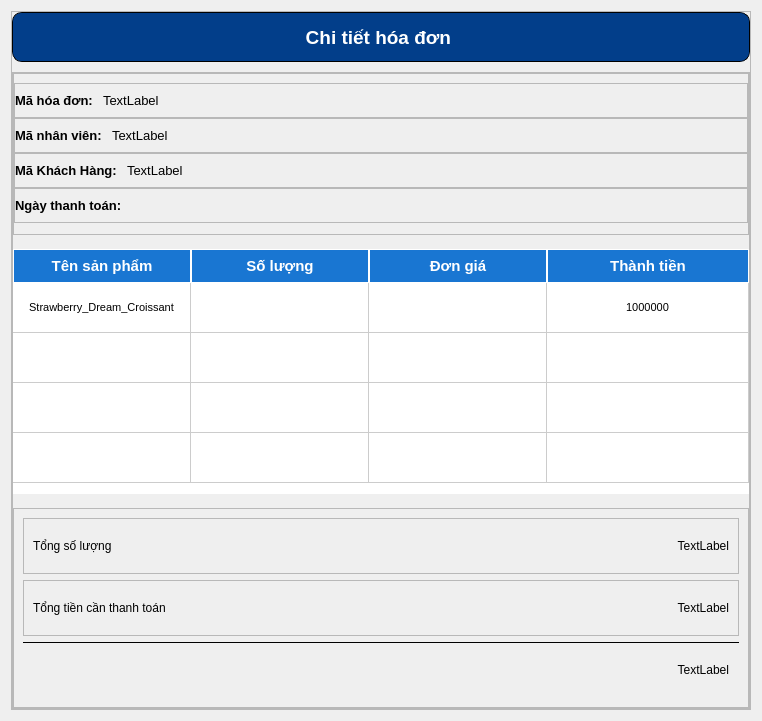
Above: UI/forms/employee/invoice_detail.ui from yuukun123/bakery-management-system before the change. Below: the same form after it.
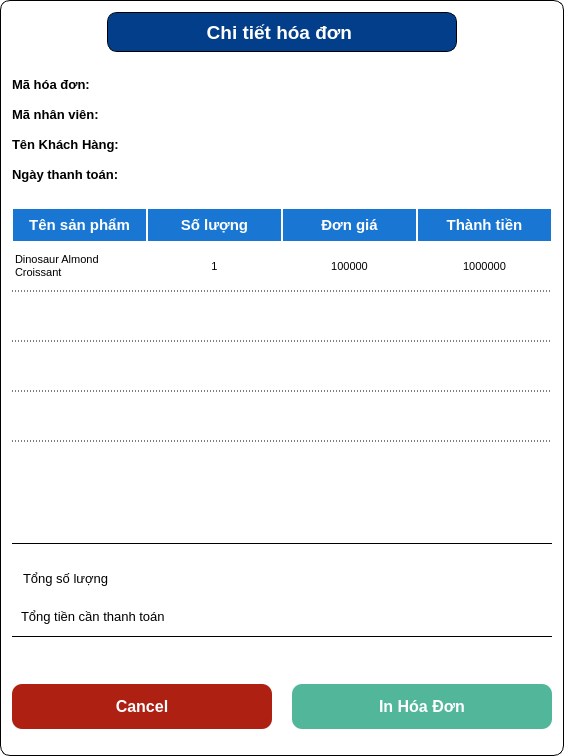
That is the form after the change.

```diff
--- a/UI/forms/employee/invoice_detail.ui
+++ b/UI/forms/employee/invoice_detail.ui
@@ -1,21 +1,41 @@
 <?xml version="1.0" encoding="UTF-8"?>
 <ui version="4.0">
- <class>Form</class>
- <widget class="QWidget" name="Form">
+ <class>invoice_detail</class>
+ <widget class="QWidget" name="invoice_detail">
   <property name="geometry">
    <rect>
     <x>0</x>
     <y>0</y>
-    <width>762</width>
-    <height>721</height>
+    <width>540</width>
+    <height>756</height>
    </rect>
   </property>
   <property name="windowTitle">
    <string>Form</string>
   </property>
+  <property name="styleSheet">
+   <string notr="true">background-color: rgb(255, 255, 255);
+border: none;
+border-radius: 10px;</string>
+  </property>
   <layout class="QVBoxLayout" name="verticalLayout">
+   <property name="leftMargin">
+    <number>0</number>
+   </property>
+   <property name="topMargin">
+    <number>0</number>
+   </property>
+   <property name="rightMargin">
+    <number>0</number>
+   </property>
+   <property name="bottomMargin">
+    <number>0</number>
+   </property>
    <item>
     <widget class="QFrame" name="frame">
+     <property name="styleSheet">
+      <string notr="true">border: 1px solid rgb(0, 0, 0)</string>
+     </property>
      <property name="frameShape">
       <enum>QFrame::StyledPanel</enum>
      </property>
@@ -27,18 +47,18 @@
        <number>10</number>
       </property>
       <property name="leftMargin">
-       <number>0</number>
+       <number>11</number>
       </property>
       <property name="topMargin">
-       <number>0</number>
+       <number>11</number>
       </property>
       <property name="rightMargin">
-       <number>0</number>
+       <number>11</number>
       </property>
       <property name="bottomMargin">
-       <number>0</number>
+       <number>11</number>
       </property>
-      <item>
+      <item alignment="Qt::AlignHCenter">
        <widget class="QFrame" name="frame_2">
         <property name="sizePolicy">
          <sizepolicy hsizetype="Preferred" vsizetype="Maximum">
@@ -48,14 +68,14 @@
         </property>
         <property name="minimumSize">
          <size>
-          <width>0</width>
-          <height>50</height>
+          <width>350</width>
+          <height>40</height>
          </size>
         </property>
         <property name="maximumSize">
          <size>
           <width>16777215</width>
-          <height>50</height>
+          <height>40</height>
          </size>
         </property>
         <property name="styleSheet">
@@ -88,6 +108,12 @@
          </property>
          <item>
           <widget class="QLabel" name="invoice_id_header">
+           <property name="minimumSize">
+            <size>
+             <width>300</width>
+             <height>0</height>
+            </size>
+           </property>
            <property name="font">
             <font>
              <pointsize>14</pointsize>
@@ -111,6 +137,9 @@
       </item>
       <item>
        <widget class="QFrame" name="frame_3">
+        <property name="styleSheet">
+         <string notr="true">border: none;</string>
+        </property>
         <property name="frameShape">
          <enum>QFrame::StyledPanel</enum>
         </property>
@@ -119,7 +148,7 @@
         </property>
         <layout class="QVBoxLayout" name="verticalLayout_3">
          <property name="spacing">
-          <number>14</number>
+          <number>15</number>
          </property>
          <property name="leftMargin">
           <number>0</number>
@@ -136,7 +165,8 @@
          <item>
           <widget class="QFrame" name="frame_4">
            <property name="styleSheet">
-            <string notr="true">border-bottom: 1px solid rgb(0, 0, 0);</string>
+            <string notr="true">border-bottom: 1px solid rgb(0, 0, 0);
+border: none;</string>
            </property>
            <property name="frameShape">
             <enum>QFrame::StyledPanel</enum>
@@ -146,11 +176,14 @@
            </property>
            <layout class="QVBoxLayout" name="verticalLayout_4">
             <property name="spacing">
-             <number>0</number>
+             <number>15</number>
             </property>
             <property name="leftMargin">
              <number>0</number>
             </property>
+            <property name="topMargin">
+             <number>15</number>
+            </property>
             <property name="rightMargin">
              <number>0</number>
             </property>
@@ -159,6 +192,9 @@
             </property>
             <item>
              <widget class="QFrame" name="frame_9">
+              <property name="styleSheet">
+               <string notr="true">border: none;</string>
+              </property>
               <property name="frameShape">
                <enum>QFrame::StyledPanel</enum>
               </property>
@@ -169,9 +205,15 @@
                <property name="leftMargin">
                 <number>0</number>
                </property>
+               <property name="topMargin">
+                <number>0</number>
+               </property>
                <property name="rightMargin">
                 <number>0</number>
                </property>
+               <property name="bottomMargin">
+                <number>0</number>
+               </property>
                <item alignment="Qt::AlignLeft">
                 <widget class="QLabel" name="label">
                  <property name="font">
@@ -200,7 +242,7 @@
                   </font>
                  </property>
                  <property name="text">
-                  <string>TextLabel</string>
+                  <string/>
                  </property>
                 </widget>
                </item>
@@ -209,6 +251,9 @@
             </item>
             <item>
              <widget class="QFrame" name="frame_10">
+              <property name="styleSheet">
+               <string notr="true">border: none;</string>
+              </property>
               <property name="frameShape">
                <enum>QFrame::StyledPanel</enum>
               </property>
@@ -219,9 +264,15 @@
                <property name="leftMargin">
                 <number>0</number>
                </property>
+               <property name="topMargin">
+                <number>0</number>
+               </property>
                <property name="rightMargin">
                 <number>0</number>
                </property>
+               <property name="bottomMargin">
+                <number>0</number>
+               </property>
                <item alignment="Qt::AlignLeft">
                 <widget class="QLabel" name="label_2">
                  <property name="font">
@@ -250,7 +301,7 @@
                   </font>
                  </property>
                  <property name="text">
-                  <string>TextLabel</string>
+                  <string/>
                  </property>
                 </widget>
                </item>
@@ -259,6 +310,9 @@
             </item>
             <item>
              <widget class="QFrame" name="frame_11">
+              <property name="styleSheet">
+               <string notr="true">border: none;</string>
+              </property>
               <property name="frameShape">
                <enum>QFrame::StyledPanel</enum>
               </property>
@@ -269,9 +323,15 @@
                <property name="leftMargin">
                 <number>0</number>
                </property>
+               <property name="topMargin">
+                <number>0</number>
+               </property>
                <property name="rightMargin">
                 <number>0</number>
                </property>
+               <property name="bottomMargin">
+                <number>0</number>
+               </property>
                <item alignment="Qt::AlignLeft">
                 <widget class="QLabel" name="label_3">
                  <property name="font">
@@ -282,12 +342,12 @@
                   </font>
                  </property>
                  <property name="text">
-                  <string>Mã Khách Hàng: </string>
+                  <string>Tên Khách Hàng: </string>
                  </property>
                 </widget>
                </item>
                <item>
-                <widget class="QLabel" name="customer_id_label">
+                <widget class="QLabel" name="customer_name_label">
                  <property name="sizePolicy">
                   <sizepolicy hsizetype="Expanding" vsizetype="Preferred">
                    <horstretch>0</horstretch>
@@ -300,7 +360,7 @@
                   </font>
                  </property>
                  <property name="text">
-                  <string>TextLabel</string>
+                  <string/>
                  </property>
                 </widget>
                </item>
@@ -309,6 +369,9 @@
             </item>
             <item>
              <widget class="QFrame" name="frame_12">
+              <property name="styleSheet">
+               <string notr="true">border: none;</string>
+              </property>
               <property name="frameShape">
                <enum>QFrame::StyledPanel</enum>
               </property>
@@ -319,9 +382,15 @@
                <property name="leftMargin">
                 <number>0</number>
                </property>
+               <property name="topMargin">
+                <number>0</number>
+               </property>
                <property name="rightMargin">
                 <number>0</number>
                </property>
+               <property name="bottomMargin">
+                <number>0</number>
+               </property>
                <item alignment="Qt::AlignLeft">
                 <widget class="QLabel" name="label_4">
                  <property name="font">
@@ -361,7 +430,39 @@
           </widget>
          </item>
          <item>
-          <widget class="QTableWidget" name="tableWidget">
+          <widget class="QFrame" name="frame_13">
+           <property name="minimumSize">
+            <size>
+             <width>540</width>
+             <height>0</height>
+            </size>
+           </property>
+           <property name="frameShape">
+            <enum>QFrame::StyledPanel</enum>
+           </property>
+           <property name="frameShadow">
+            <enum>QFrame::Raised</enum>
+           </property>
+           <layout class="QVBoxLayout" name="verticalLayout_6">
+            <property name="leftMargin">
+             <number>0</number>
+            </property>
+            <property name="topMargin">
+             <number>0</number>
+            </property>
+            <property name="rightMargin">
+             <number>0</number>
+            </property>
+            <property name="bottomMargin">
+             <number>0</number>
+            </property>
+            <item>
+             <widget class="QTableWidget" name="summary_table">
+              <property name="font">
+               <font>
+                <pointsize>11</pointsize>
+               </font>
+              </property>
            <property name="styleSheet">
             <string notr="true">QHeaderView::section {
     background-color: #1976d2;
@@ -373,17 +474,24 @@
 }
 
 QTableWidget::item:selected {
-    background-color: #adb5bd;
-	color: rgb(255, 255, 255);
-	gridline-color: #ccc;
+    background-color: transparent;
+	color: inherit;
 }
 
 QTableWidget {
     gridline-color: #ccc;
-	border: none;
-	font-size: 19px;
+	border-bottom: 1px solid rgb(0, 0, 0);
+	border-radius: 0px;
+	font-size: 11pt;
 }
 
+QTableWidget::item {
+    /* Quan trọng: Bỏ hết các viền cũ để bắt đầu lại */
+    border: none;
+    
+    /* Chỉ &quot;vẽ&quot; lại đường viền dưới cho mỗi ô */
+    border-bottom: 1px dashed rgb(0, 0, 0); /* Viền dưới màu xám nhạt */
+}
 
 QScrollBar:vertical {
     border: none;
@@ -412,14 +520,44 @@
 }
 </string>
            </property>
+              <property name="editTriggers">
+               <set>QAbstractItemView::NoEditTriggers</set>
+              </property>
+              <property name="showGrid">
+               <bool>false</bool>
+              </property>
+              <property name="gridStyle">
+               <enum>Qt::DashDotLine</enum>
+              </property>
+              <property name="sortingEnabled">
+               <bool>false</bool>
+              </property>
            <property name="wordWrap">
             <bool>true</bool>
            </property>
+              <property name="cornerButtonEnabled">
+               <bool>true</bool>
+              </property>
            <property name="rowCount">
             <number>4</number>
            </property>
+              <attribute name="horizontalHeaderVisible">
+               <bool>true</bool>
+              </attribute>
+              <attribute name="horizontalHeaderCascadingSectionResizes">
+               <bool>false</bool>
+              </attribute>
            <attribute name="horizontalHeaderDefaultSectionSize">
-            <number>178</number>
+               <number>135</number>
+              </attribute>
+              <attribute name="horizontalHeaderHighlightSections">
+               <bool>false</bool>
+              </attribute>
+              <attribute name="horizontalHeaderMinimumSectionSize">
+               <number>50</number>
+              </attribute>
+              <attribute name="horizontalHeaderShowSortIndicator" stdset="0">
+               <bool>false</bool>
            </attribute>
            <attribute name="horizontalHeaderStretchLastSection">
             <bool>true</bool>
@@ -427,14 +565,23 @@
            <attribute name="verticalHeaderVisible">
             <bool>false</bool>
            </attribute>
+              <attribute name="verticalHeaderCascadingSectionResizes">
+               <bool>false</bool>
+              </attribute>
            <attribute name="verticalHeaderDefaultSectionSize">
             <number>50</number>
            </attribute>
            <attribute name="verticalHeaderHighlightSections">
-            <bool>true</bool>
+               <bool>false</bool>
            </attribute>
            <attribute name="verticalHeaderMinimumSectionSize">
-            <number>40</number>
+               <number>30</number>
+              </attribute>
+              <attribute name="verticalHeaderShowSortIndicator" stdset="0">
+               <bool>false</bool>
+              </attribute>
+              <attribute name="verticalHeaderStretchLastSection">
+               <bool>false</bool>
            </attribute>
            <row/>
            <row/>
@@ -444,6 +591,11 @@
             <property name="text">
              <string>Tên sản phẩm</string>
             </property>
+               <property name="font">
+                <font>
+                 <pointsize>9</pointsize>
+                </font>
+               </property>
             <property name="textAlignment">
              <set>AlignCenter</set>
             </property>
@@ -465,10 +617,39 @@
            </column>
            <item row="0" column="0">
             <property name="text">
-             <string>Strawberry_Dream_Croissant</string>
+                <string>Dinosaur Almond Croissant</string>
             </property>
             <property name="font">
              <font>
+                 <family>MS Shell Dlg 2</family>
+                 <pointsize>8</pointsize>
+                </font>
+               </property>
+               <property name="textAlignment">
+                <set>AlignLeading|AlignVCenter</set>
+               </property>
+              </item>
+              <item row="0" column="1">
+               <property name="text">
+                <string>1</string>
+               </property>
+               <property name="font">
+                <font>
+                 <family>MS Shell Dlg 2</family>
+                 <pointsize>8</pointsize>
+                </font>
+               </property>
+               <property name="textAlignment">
+                <set>AlignCenter</set>
+               </property>
+              </item>
+              <item row="0" column="2">
+               <property name="text">
+                <string>100000</string>
+               </property>
+               <property name="font">
+                <font>
+                 <family>MS Shell Dlg 2</family>
               <pointsize>8</pointsize>
              </font>
             </property>
@@ -482,6 +663,7 @@
             </property>
             <property name="font">
              <font>
+                 <family>MS Shell Dlg 2</family>
               <pointsize>8</pointsize>
               <weight>50</weight>
               <bold>false</bold>
@@ -491,6 +673,14 @@
              <set>AlignCenter</set>
             </property>
            </item>
+              <item row="1" column="0">
+               <property name="text">
+                <string/>
+               </property>
+              </item>
+             </widget>
+            </item>
+           </layout>
           </widget>
          </item>
          <item>
@@ -498,7 +688,7 @@
            <property name="minimumSize">
             <size>
              <width>0</width>
-             <height>200</height>
+             <height>115</height>
             </size>
            </property>
            <property name="frameShape">
@@ -508,8 +698,29 @@
             <enum>QFrame::Raised</enum>
            </property>
            <layout class="QVBoxLayout" name="verticalLayout_5">
+            <property name="spacing">
+             <number>0</number>
+            </property>
+            <property name="leftMargin">
+             <number>0</number>
+            </property>
+            <property name="topMargin">
+             <number>0</number>
+            </property>
+            <property name="rightMargin">
+             <number>0</number>
+            </property>
+            <property name="bottomMargin">
+             <number>0</number>
+            </property>
             <item>
              <widget class="QFrame" name="frame_6">
+              <property name="maximumSize">
+               <size>
+                <width>16777215</width>
+                <height>50</height>
+               </size>
+              </property>
               <property name="frameShape">
                <enum>QFrame::StyledPanel</enum>
               </property>
@@ -517,11 +728,20 @@
                <enum>QFrame::Raised</enum>
               </property>
               <layout class="QHBoxLayout" name="horizontalLayout_2">
+               <property name="leftMargin">
+                <number>11</number>
+               </property>
+               <property name="topMargin">
+                <number>0</number>
+               </property>
+               <property name="bottomMargin">
+                <number>0</number>
+               </property>
                <item>
                 <widget class="QLabel" name="label_5">
                  <property name="font">
                   <font>
-                   <pointsize>9</pointsize>
+                   <pointsize>10</pointsize>
                   </font>
                  </property>
                  <property name="text">
@@ -533,11 +753,11 @@
                 <widget class="QLabel" name="total_quantity">
                  <property name="font">
                   <font>
-                   <pointsize>9</pointsize>
+                   <pointsize>10</pointsize>
                   </font>
                  </property>
                  <property name="text">
-                  <string>TextLabel</string>
+                  <string/>
                  </property>
                  <property name="alignment">
                   <set>Qt::AlignRight|Qt::AlignTrailing|Qt::AlignVCenter</set>
@@ -549,6 +769,12 @@
             </item>
             <item>
              <widget class="QFrame" name="frame_7">
+              <property name="maximumSize">
+               <size>
+                <width>16777215</width>
+                <height>50</height>
+               </size>
+              </property>
               <property name="frameShape">
                <enum>QFrame::StyledPanel</enum>
               </property>
@@ -556,11 +782,17 @@
                <enum>QFrame::Raised</enum>
               </property>
               <layout class="QHBoxLayout" name="horizontalLayout_3">
+               <property name="topMargin">
+                <number>0</number>
+               </property>
+               <property name="bottomMargin">
+                <number>0</number>
+               </property>
                <item>
                 <widget class="QLabel" name="label_7">
                  <property name="font">
                   <font>
-                   <pointsize>9</pointsize>
+                   <pointsize>10</pointsize>
                   </font>
                  </property>
                  <property name="text">
@@ -572,11 +804,11 @@
                 <widget class="QLabel" name="total_amount">
                  <property name="font">
                   <font>
-                   <pointsize>9</pointsize>
+                   <pointsize>10</pointsize>
                   </font>
                  </property>
                  <property name="text">
-                  <string>TextLabel</string>
+                  <string/>
                  </property>
                  <property name="alignment">
                   <set>Qt::AlignRight|Qt::AlignTrailing|Qt::AlignVCenter</set>
@@ -588,8 +820,21 @@
             </item>
             <item>
              <widget class="QFrame" name="frame_8">
+              <property name="minimumSize">
+               <size>
+                <width>0</width>
+                <height>0</height>
+               </size>
+              </property>
+              <property name="maximumSize">
+               <size>
+                <width>16777215</width>
+                <height>50</height>
+               </size>
+              </property>
               <property name="styleSheet">
-               <string notr="true">border-top: 1px solid rgb(0, 0, 0)</string>
+               <string notr="true">border-top: 1px solid rgb(0, 0, 0);
+border-radius: none;</string>
               </property>
               <property name="frameShape">
                <enum>QFrame::StyledPanel</enum>
@@ -598,6 +843,12 @@
                <enum>QFrame::Raised</enum>
               </property>
               <layout class="QHBoxLayout" name="horizontalLayout_4">
+               <property name="topMargin">
+                <number>0</number>
+               </property>
+               <property name="bottomMargin">
+                <number>0</number>
+               </property>
                <item>
                 <widget class="QLabel" name="pay_method">
                  <property name="font">
@@ -617,14 +868,14 @@
                 <widget class="QLabel" name="total_pay">
                  <property name="font">
                   <font>
-                   <pointsize>9</pointsize>
+                   <pointsize>10</pointsize>
                   </font>
                  </property>
                  <property name="styleSheet">
                   <string notr="true">border: none;</string>
                  </property>
                  <property name="text">
-                  <string>TextLabel</string>
+                  <string/>
                  </property>
                  <property name="alignment">
                   <set>Qt::AlignRight|Qt::AlignTrailing|Qt::AlignVCenter</set>
@@ -640,6 +891,102 @@
         </layout>
        </widget>
       </item>
+      <item>
+       <widget class="QFrame" name="frame_14">
+        <property name="styleSheet">
+         <string notr="true">border: none;</string>
+        </property>
+        <property name="frameShape">
+         <enum>QFrame::StyledPanel</enum>
+        </property>
+        <property name="frameShadow">
+         <enum>QFrame::Raised</enum>
+        </property>
+        <layout class="QHBoxLayout" name="horizontalLayout_9">
+         <property name="spacing">
+          <number>20</number>
+         </property>
+         <property name="leftMargin">
+          <number>0</number>
+         </property>
+         <property name="topMargin">
+          <number>0</number>
+         </property>
+         <property name="rightMargin">
+          <number>0</number>
+         </property>
+         <property name="bottomMargin">
+          <number>15</number>
+         </property>
+         <item>
+          <widget class="QPushButton" name="cancel_btn">
+           <property name="minimumSize">
+            <size>
+             <width>0</width>
+             <height>45</height>
+            </size>
+           </property>
+           <property name="font">
+            <font>
+             <pointsize>12</pointsize>
+             <weight>75</weight>
+             <bold>true</bold>
+            </font>
+           </property>
+           <property name="cursor">
+            <cursorShape>PointingHandCursor</cursorShape>
+           </property>
+           <property name="styleSheet">
+            <string notr="true">#cancel_btn{
+	background-color: #ae2012;
+	color: #ffffff;
+}
+
+#cancel_btn:hover{
+	background-color: #8d99ae;
+}</string>
+           </property>
+           <property name="text">
+            <string>Cancel</string>
+           </property>
+          </widget>
+         </item>
+         <item>
+          <widget class="QPushButton" name="print_btn">
+           <property name="minimumSize">
+            <size>
+             <width>0</width>
+             <height>45</height>
+            </size>
+           </property>
+           <property name="font">
+            <font>
+             <pointsize>12</pointsize>
+             <weight>75</weight>
+             <bold>true</bold>
+            </font>
+           </property>
+           <property name="cursor">
+            <cursorShape>PointingHandCursor</cursorShape>
+           </property>
+           <property name="styleSheet">
+            <string notr="true">#print_btn{
+	background-color: #52b69a;
+	color: #ffffff;
+}
+
+#print_btn:hover{
+	background-color: #8d99ae;
+}</string>
+           </property>
+           <property name="text">
+            <string>In Hóa Đơn</string>
+           </property>
+          </widget>
+         </item>
+        </layout>
+       </widget>
+      </item>
      </layout>
     </widget>
    </item>
```
Lines whose indentation alone changed are shown as unchanged.
